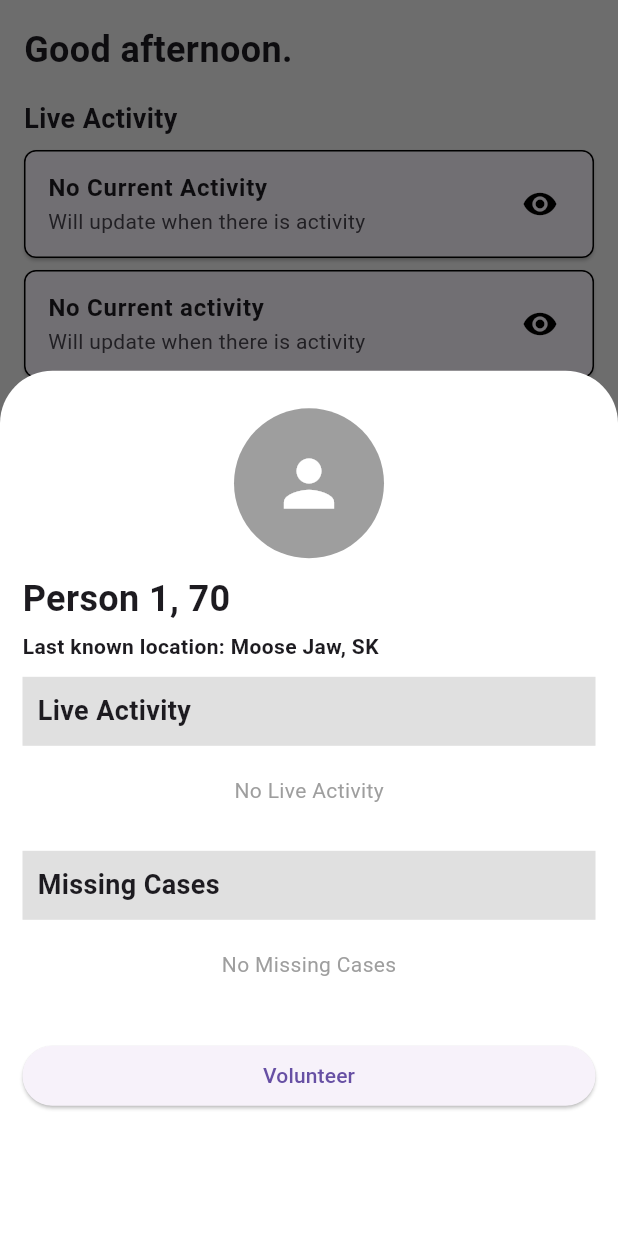
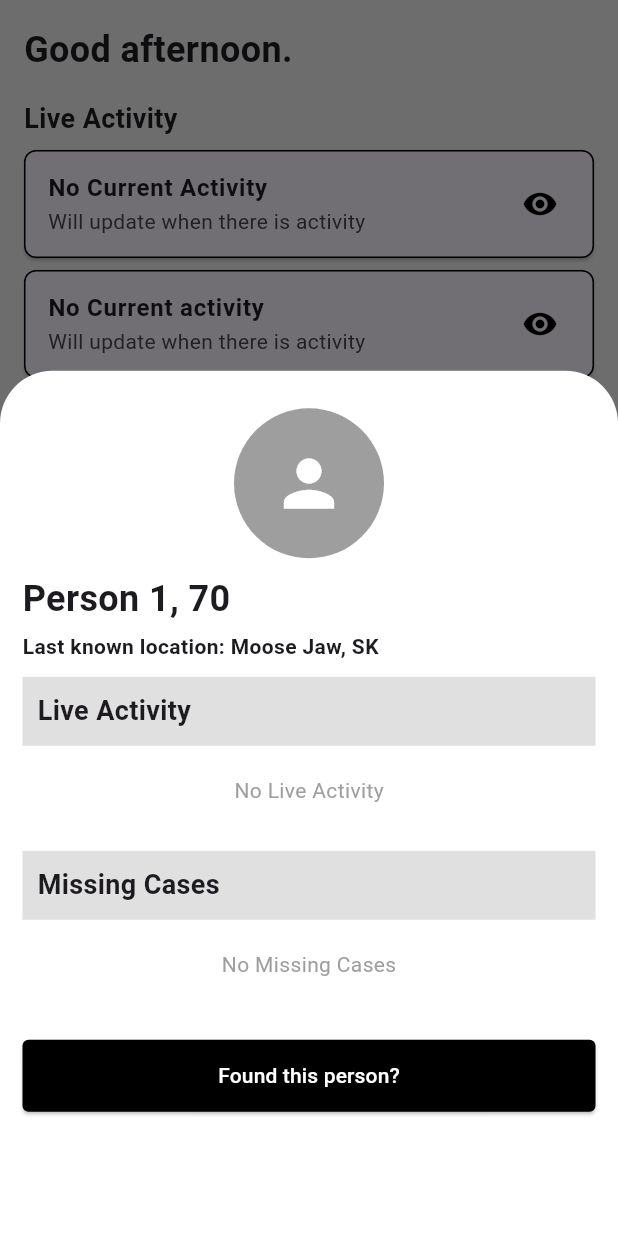
Before and after one commit to Archie-Bell/app, a Flutter app: the ListPage screen opened by its route, after a tap on an icon or button, on a phone screen of 412 x 824 dp. Run offline on Flutter 3.47's test engine with Material 3 defaults, Android fonts, the phone set to English and light mode, and no system bars; our stand-ins replace cloud_firestore, firebase_core, firebase_messaging, flutter_dotenv; missing offline and left inert: mongo_dart; accounts and stored records are empty.

Commit message:
Update button styling

```diff
--- a/lib/pages/person_details_page.dart
+++ b/lib/pages/person_details_page.dart
@@ -95,10 +95,18 @@ class PersonDetailsPage extends StatelessWidget {
 
               // Volunteer Button
               ElevatedButton(
+                style: ElevatedButton.styleFrom(
+                  backgroundColor: Colors.black,
+                  foregroundColor: Colors.white,
+                  shape: RoundedRectangleBorder(
+                    borderRadius: BorderRadius.circular(4),
+                  ),
+                  padding: const EdgeInsets.symmetric(vertical: 14),
+                ),
                 onPressed: () {
                   // Action for volunteering (to be implemented)
                 },
-                child: const Text("Volunteer"),
+                child: const Text("Found this person?"),
               ),
             ],
           ),
```
